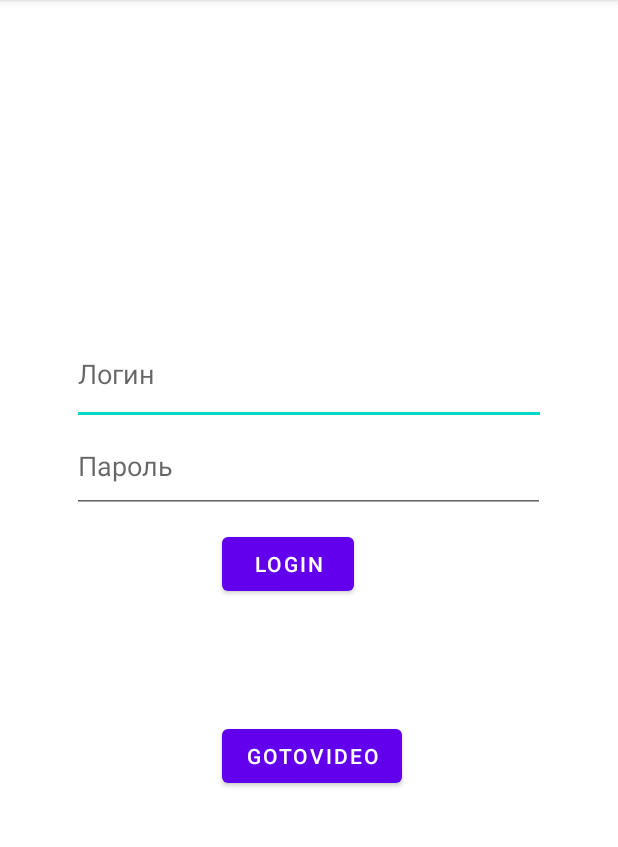
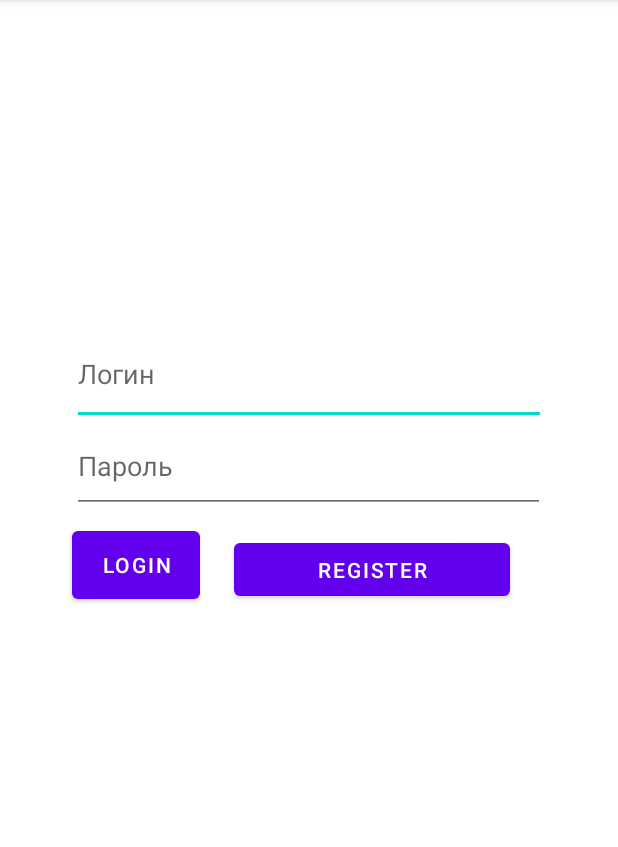
Before and after one commit to Almos11/AndroidTeamProject, an Android app: the RegistrationActivity screen opened directly, with no data from a screen before it, after a tap on "LOGIN", on a phone screen of 412 x 824 dp, the part 84-931 px from its top. Run offline under Robolectric (Android 15) with nearby library versions, the phone set to English and light mode, and no system bars.

Commit message:
Register and login

```diff
--- a/Client/app/src/main/java/com/example/client/RegistrationActivity.java
+++ b/Client/app/src/main/java/com/example/client/RegistrationActivity.java
@@ -3,6 +3,7 @@ package com.example.client;
 import android.content.Intent;
 import android.os.AsyncTask;
 import android.os.Bundle;
+import android.util.Log;
 import android.view.View;
 import android.widget.EditText;
 import android.widget.Toast;
@@ -11,35 +12,100 @@ import androidx.appcompat.app.AppCompatActivity;
 
 import org.json.JSONException;
 import org.json.JSONObject;
+
+import java.io.BufferedReader;
 import java.io.BufferedWriter;
 import java.io.IOException;
+import java.io.InputStreamReader;
 import java.io.OutputStream;
 import java.io.OutputStreamWriter;
+import java.io.UnsupportedEncodingException;
 import java.net.HttpURLConnection;
 import java.net.URL;
+import java.net.URLEncoder;
 
 public class RegistrationActivity extends AppCompatActivity {
+    final String address = "http://192.168.1.104:8080/register";
+    String username;
+    String password;
+
+    String token;
     @Override
     protected void onCreate(Bundle savedInstanceState) {
         super.onCreate(savedInstanceState);
         setContentView(R.layout.activity_registration);
     }
 
-    public void goToVideo(View v) {
-        Intent intent = new Intent(this, MainActivity.class);
-        startActivity(intent);
-    }
-
-    public void sendDataToServer(View v) {
+    void getNameAndPassword() {
         EditText loginEditText = findViewById(R.id.loginEditText);
         EditText passwordEditText = findViewById(R.id.passwordEditText);
 
-        String login = loginEditText.getText().toString();
-        String password = passwordEditText.getText().toString();
+        username = loginEditText.getText().toString();
+        password = passwordEditText.getText().toString();
+    }
+    public void sendDataToServerLogin(View v) throws UnsupportedEncodingException {
+        getNameAndPassword();
+        String urlParameters = "username=" + URLEncoder.encode(username, "UTF-8") +
+                "&password=" + URLEncoder.encode(password, "UTF-8");
 
+        new SendLoginRequestTask().execute(address, urlParameters);
+    }
+
+    private class SendLoginRequestTask extends AsyncTask<String, Void, String> {
+
+        @Override
+        protected String doInBackground(String... params) {
+            String endpoint = params[0];
+            String urlParameters = params[1];
+
+            HttpURLConnection connection = null;
+            try {
+                // Create connection
+                URL url = new URL(endpoint + "?" + urlParameters);
+                connection = (HttpURLConnection) url.openConnection();
+
+                // Set request method
+                connection.setRequestMethod("GET");
+
+                // Get the response
+                BufferedReader reader = new BufferedReader(new InputStreamReader(connection.getInputStream()));
+                StringBuilder response = new StringBuilder();
+                String line;
+                while ((line = reader.readLine()) != null) {
+                    response.append(line);
+                }
+                reader.close();
+                token = response.toString();
+                return token;
+            } catch (IOException e) {
+                Log.e("SendLoginRequest", "Error sending login request", e);
+            } finally {
+                if (connection != null) {
+                    connection.disconnect();
+                }
+            }
+
+            return null;
+        }
+
+        @Override
+        protected void onPostExecute(String response) {
+            if (response != null) {
+                Toast.makeText(RegistrationActivity.this, "Вход успешен", Toast.LENGTH_SHORT).show();
+                Intent intent = new Intent(RegistrationActivity.this, MainActivity.class);
+                startActivity(intent);
+            } else {
+                Toast.makeText(RegistrationActivity.this, "Ошибка входа", Toast.LENGTH_SHORT).show();
+            }
+        }
+    }
+
+
+    public void sendDataToServerRegister(View v) {
+        getNameAndPassword();
         JSONObject jsonObject = new JSONObject();
         try {
-            jsonObject.put("login", login);
+            jsonObject.put("login", username);
             jsonObject.put("password", password);
         } catch (JSONException e) {
             e.printStackTrace();
@@ -53,13 +119,12 @@ public class RegistrationActivity extends AppCompatActivity {
         protected Boolean doInBackground(String... params) {
             HttpURLConnection urlConnection = null;
             try {
-                URL url = new URL("http://192.168.1.104:8080/register");
+                URL url = new URL(address);
                 urlConnection = (HttpURLConnection) url.openConnection();
                 urlConnection.setRequestMethod("POST");
                 urlConnection.setRequestProperty("Content-Type", "application/json");
                 urlConnection.setDoOutput(true);
 
-                // Отправка данных на сервер
                 OutputStream outputStream = urlConnection.getOutputStream();
                 BufferedWriter writer = new BufferedWriter(new OutputStreamWriter(outputStream));
                 writer.write(params[0]);
@@ -82,10 +147,8 @@ public class RegistrationActivity extends AppCompatActivity {
         @Override
         protected void onPostExecute(Boolean success) {
             if (success) {
-                // Обработка успешной регистрации
-                Toast.makeText(RegistrationActivity.this, "Регистрация успешна", Toast.LENGTH_SHORT).show();
+                Toast.makeText(RegistrationActivity.this, "Регистрация успешна. Теперь снова введите данные для входа", Toast.LENGTH_SHORT).show();
             } else {
-                // Обработка ошибки регистрации
                 Toast.makeText(RegistrationActivity.this, "Ошибка регистрации", Toast.LENGTH_SHORT).show();
             }
         }
--- a/Client/app/src/main/res/layout/activity_registration.xml
+++ b/Client/app/src/main/res/layout/activity_registration.xml
@@ -8,11 +8,11 @@
 
     <Button
         android:id="@+id/button3"
-        android:layout_width="wrap_content"
-        android:layout_height="wrap_content"
-        android:layout_marginStart="148dp"
-        android:layout_marginTop="352dp"
-        android:onClick="sendDataToServer"
+        android:layout_width="85dp"
+        android:layout_height="57dp"
+        android:layout_marginStart="48dp"
+        android:layout_marginTop="348dp"
+        android:onClick="sendDataToServerLogin"
         android:text="login"
         app:layout_constraintStart_toStartOf="parent"
         app:layout_constraintTop_toTopOf="parent" />
@@ -40,12 +40,12 @@
 
     <Button
         android:id="@+id/button6"
-        android:layout_width="wrap_content"
-        android:layout_height="wrap_content"
-        android:layout_marginStart="148dp"
-        android:layout_marginTop="480dp"
-        android:onClick="goToVideo"
-        android:text="goToVideo"
+        android:layout_width="184dp"
+        android:layout_height="47dp"
+        android:layout_marginStart="156dp"
+        android:layout_marginTop="356dp"
+        android:onClick="sendDataToServerRegister"
+        android:text="register"
         app:layout_constraintStart_toStartOf="parent"
         app:layout_constraintTop_toTopOf="parent" />
 
```
